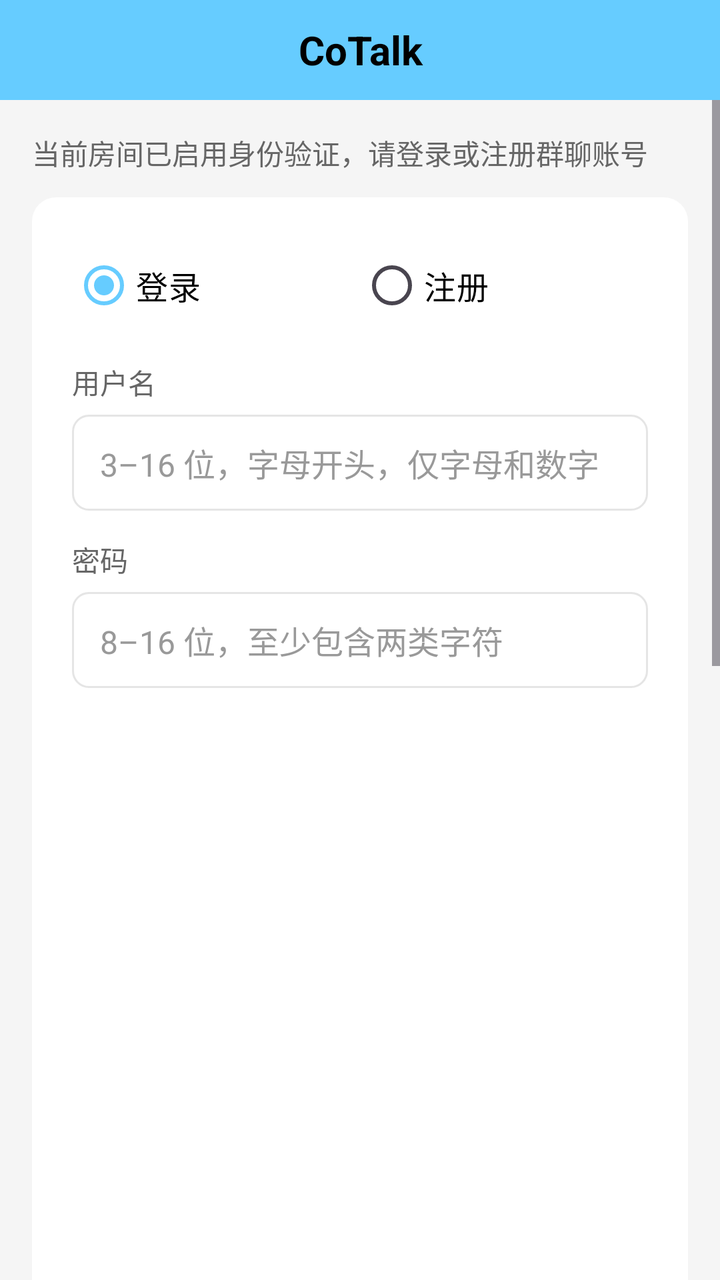
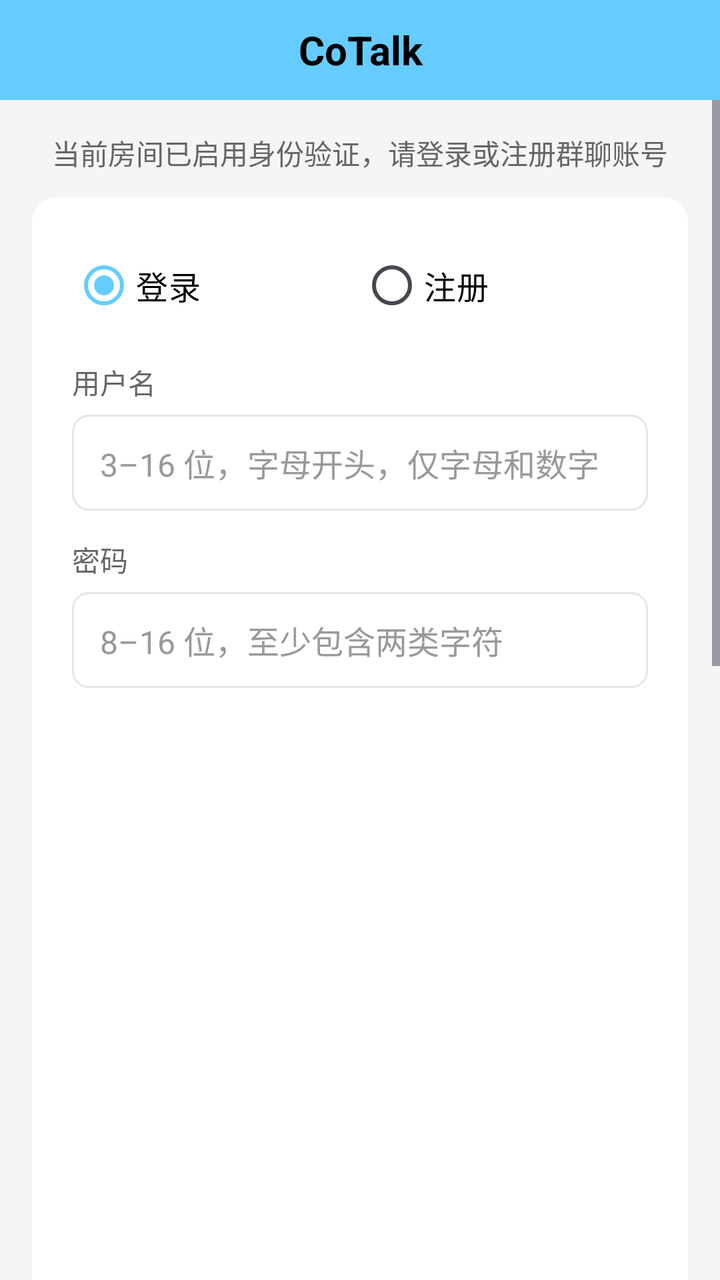

The first picture is an Android layout as it rendered before a commit; the second is the same layout after the commit. The layout source and the unified diff follow.
<!-- AndroidManifest.xml: application theme Theme.CoTalkProject -->
<!-- res/layout/activity_identity.xml -->
<?xml version="1.0" encoding="utf-8"?>
<LinearLayout xmlns:android="http://schemas.android.com/apk/res/android"
    xmlns:app="http://schemas.android.com/apk/res-auto"
    xmlns:tools="http://schemas.android.com/tools"
    android:id="@+id/identity_root"
    android:layout_width="match_parent"
    android:layout_height="match_parent"
    android:background="@color/bg_page"
    android:orientation="vertical"
    tools:context=".ui.identity.IdentityActivity">

    <include
        android:id="@+id/title_bar"
        layout="@layout/layout_title_bar"
        android:layout_width="match_parent"
        android:layout_height="wrap_content" />

    <ScrollView
        android:id="@+id/identity_scroll"
        android:layout_width="match_parent"
        android:layout_height="0dp"
        android:layout_weight="1"
        android:clipToPadding="false"
        android:fillViewport="true"
        android:overScrollMode="never">

        <LinearLayout
            android:layout_width="match_parent"
            android:layout_height="wrap_content"
            android:orientation="vertical"
            android:padding="16dp">

            <TextView
                android:layout_width="match_parent"
                android:layout_height="wrap_content"
                android:text="@string/identity_subtitle"
                android:textColor="@color/text_secondary"
                android:textSize="14sp" />

            <LinearLayout
                android:layout_width="match_parent"
                android:layout_height="wrap_content"
                android:layout_marginTop="12dp"
                android:background="@drawable/bg_card"
                android:orientation="vertical"
                android:padding="20dp">

                <RadioGroup
                    android:id="@+id/rg_identity_mode"
                    android:layout_width="match_parent"
                    android:layout_height="wrap_content"
                    android:orientation="horizontal">

                    <RadioButton
                        android:id="@+id/rb_identity_login"
                        android:layout_width="0dp"
                        android:layout_height="wrap_content"
                        android:layout_weight="1"
                        android:checked="true"
                        android:text="@string/identity_mode_login"
                        android:textColor="@color/text_primary"
                        android:textSize="16sp" />

                    <RadioButton
                        android:id="@+id/rb_identity_register"
                        android:layout_width="0dp"
                        android:layout_height="wrap_content"
                        android:layout_weight="1"
                        android:text="@string/identity_mode_register"
                        android:textColor="@color/text_primary"
                        android:textSize="16sp" />
                </RadioGroup>

                <TextView
                    android:layout_width="match_parent"
                    android:layout_height="wrap_content"
                    android:layout_marginTop="14dp"
                    android:text="@string/identity_username_label"
                    android:textColor="@color/text_secondary"
                    android:textSize="14sp" />

                <EditText
                    android:id="@+id/et_identity_username"
                    android:layout_width="match_parent"
                    android:layout_height="48dp"
                    android:layout_marginTop="6dp"
                    android:background="@drawable/et_round"
                    android:hint="@string/identity_username_hint"
                    android:inputType="text"
                    android:maxLines="1"
                    android:paddingStart="14dp"
                    android:paddingEnd="14dp"
                    android:singleLine="true"
                    android:textColor="@color/text_primary"
                    android:textColorHint="@color/text_hint"
                    android:textSize="16sp" />

                <TextView
                    android:layout_width="match_parent"
                    android:layout_height="wrap_content"
                    android:layout_marginTop="14dp"
                    android:text="@string/identity_password_label"
                    android:textColor="@color/text_secondary"
                    android:textSize="14sp" />

                <EditText
                    android:id="@+id/et_identity_password"
                    android:layout_width="match_parent"
                    android:layout_height="48dp"
                    android:layout_marginTop="6dp"
                    android:background="@drawable/et_round"
                    android:hint="@string/identity_password_hint"
                    android:inputType="textPassword"
                    android:maxLines="1"
                    android:paddingStart="14dp"
                    android:paddingEnd="14dp"
                    android:singleLine="true"
                    android:textColor="@color/text_primary"
                    android:textColorHint="@color/text_hint"
                    android:textSize="16sp" />

                <EditText
                    android:id="@+id/et_identity_confirm"
                    android:layout_width="match_parent"
                    android:layout_height="48dp"
                    android:layout_marginTop="10dp"
                    android:background="@drawable/et_round"
                    android:hint="@string/identity_confirm_hint"
                    android:inputType="textPassword"
                    android:maxLines="1"
                    android:paddingStart="14dp"
                    android:paddingEnd="14dp"
                    android:singleLine="true"
                    android:textColor="@color/text_primary"
                    android:textColorHint="@color/text_hint"
                    android:textSize="16sp"
                    android:visibility="gone" />

                <EditText
                    android:id="@+id/et_identity_admin_key"
                    android:layout_width="match_parent"
                    android:layout_height="48dp"
                    android:layout_marginTop="10dp"
                    android:background="@drawable/et_round"
                    android:hint="@string/identity_admin_key_hint"
                    android:inputType="textVisiblePassword"
                    android:maxLines="1"
                    android:paddingStart="14dp"
                    android:paddingEnd="14dp"
                    android:singleLine="true"
                    android:textColor="@color/text_primary"
                    android:textColorHint="@color/text_hint"
                    android:textSize="16sp"
                    android:visibility="gone" />

                <TextView
                    android:id="@+id/tv_identity_nickname"
                    android:layout_width="match_parent"
                    android:layout_height="wrap_content"
                    android:layout_marginTop="10dp"
                    android:textColor="@color/text_hint"
                    android:textSize="13sp" />

                <LinearLayout
                    android:layout_width="match_parent"
                    android:layout_height="wrap_content"
                    android:layout_marginTop="8dp"
                    android:gravity="center_vertical"
                    android:orientation="horizontal">

                    <com.example.cotalkproject.ui.widget.InsetCheckBox
                        android:id="@+id/cb_identity_remember"
                        android:layout_width="wrap_content"
                        android:layout_height="wrap_content"
                        android:paddingStart="0dp"
                        android:text="@string/identity_remember"
                        android:textColor="@color/text_secondary"
                        android:textSize="14sp" />

                    <com.example.cotalkproject.ui.widget.InsetCheckBox
                        android:id="@+id/cb_identity_auto"
                        android:layout_width="wrap_content"
                        android:layout_height="wrap_content"
                        android:layout_marginStart="18dp"
                        android:paddingStart="0dp"
                        android:text="@string/identity_auto_login"
                        android:textColor="@color/text_secondary"
                        android:textSize="14sp" />
                </LinearLayout>

                <com.google.android.material.button.MaterialButton
                    android:id="@+id/btn_identity_submit"
                    android:layout_width="match_parent"
                    android:layout_height="48dp"
                    android:layout_marginTop="14dp"
                    android:insetTop="0dp"
                    android:insetBottom="0dp"
                    android:stateListAnimator="@null"
                    android:text="@string/identity_mode_login"
                    android:textColor="@color/text_on_accent"
                    android:textSize="16sp"
                    android:textStyle="bold"
                    app:backgroundTint="@color/blue_ty"
                    app:cornerRadius="12dp"
                    app:rippleColor="@color/blue_dark"
                    app:strokeColor="@color/blue_dark"
                    app:strokeWidth="2dp" />

                <ProgressBar
                    android:id="@+id/pb_identity"
                    android:layout_width="32dp"
                    android:layout_height="32dp"
                    android:layout_gravity="center_horizontal"
                    android:layout_marginTop="8dp"
                    android:indeterminateTint="@color/blue_dark"
                    android:visibility="gone" />

            </LinearLayout>
        </LinearLayout>
    </ScrollView>
</LinearLayout>
<!-- res/layout/layout_title_bar.xml (included above) -->
<?xml version="1.0" encoding="utf-8"?>
<androidx.constraintlayout.widget.ConstraintLayout xmlns:android="http://schemas.android.com/apk/res/android"
    xmlns:app="http://schemas.android.com/apk/res-auto"
    android:layout_width="match_parent"
    android:layout_height="wrap_content"
    android:minHeight="50dp"
    android:background="@drawable/bg_title_bar">

    <TextView
        android:id="@+id/btn_back"
        android:layout_width="80dp"
        android:layout_height="50dp"
        android:background="?attr/selectableItemBackground"
        android:contentDescription="@string/back"
        android:gravity="center"
        android:text="@string/back"
        android:textColor="@color/text_primary"
        android:textSize="16sp"
        android:visibility="gone"
        app:layout_constraintStart_toStartOf="parent"
        app:layout_constraintTop_toTopOf="parent" />

    <TextView
        android:id="@+id/btn_action_refresh"
        android:layout_width="80dp"
        android:layout_height="50dp"
        android:background="?attr/selectableItemBackground"
        android:gravity="center"
        android:text="@string/admin_moderation_refresh"
        android:textColor="@color/text_primary"
        android:textSize="16sp"
        android:visibility="gone"
        app:layout_constraintEnd_toEndOf="parent"
        app:layout_constraintTop_toTopOf="parent" />

    <TextView
        android:id="@+id/tv_title"
        android:layout_width="0dp"
        android:layout_height="50dp"
        android:gravity="center"
        android:singleLine="true"
        android:text="@string/title_home"
        android:textColor="@color/text_primary"
        android:textSize="20sp"
        android:textStyle="bold"
        app:layout_constraintEnd_toEndOf="parent"
        app:layout_constraintStart_toStartOf="parent"
        app:layout_constraintTop_toTopOf="parent" />

    <LinearLayout
        android:id="@+id/ll_actions"
        android:layout_width="wrap_content"
        android:layout_height="50dp"
        android:gravity="center_vertical"
        android:orientation="horizontal"
        android:paddingStart="4dp"
        android:paddingEnd="4dp"
        android:visibility="gone"
        app:layout_constraintEnd_toEndOf="parent"
        app:layout_constraintTop_toTopOf="parent">

        <ImageButton
            android:id="@+id/btn_action_server_info"
            android:layout_width="48dp"
            android:layout_height="48dp"
            android:background="?attr/selectableItemBackgroundBorderless"
            android:contentDescription="@string/server_info"
            android:padding="12dp"
            android:scaleType="centerInside"
            android:src="@drawable/ic_info"
            android:tint="@color/text_primary"
            android:visibility="gone" />

        <ImageButton
            android:id="@+id/btn_action_room_admin"
            android:layout_width="48dp"
            android:layout_height="48dp"
            android:background="?attr/selectableItemBackgroundBorderless"
            android:contentDescription="@string/room_admin_entry"
            android:padding="12dp"
            android:scaleType="centerInside"
            android:src="@drawable/ic_settings"
            android:tint="@color/text_primary"
            android:visibility="gone" />

    </LinearLayout>

</androidx.constraintlayout.widget.ConstraintLayout>
<!-- resources referenced by this layout -->
<resources>
  <color name="bg_page">#FFF5F5F5</color>
  <color name="blue_dark">#FF33B5E5</color>
  <color name="blue_ty">#FF66CCFF</color>
  <color name="text_hint">#FF999999</color>
  <color name="text_on_accent">#FF000000</color>
  <color name="text_primary">#FF000000</color>
  <color name="text_secondary">#FF666666</color>
  <!-- drawable bg_card (drawable) -->
  <?xml version="1.0" encoding="utf-8"?>
  <shape xmlns:android="http://schemas.android.com/apk/res/android"
      android:shape="rectangle">
      <solid android:color="@color/surface" />
      <corners android:radius="12dp" />
  </shape>
  <!-- drawable bg_title_bar (drawable) -->
  <?xml version="1.0" encoding="utf-8"?>
  <shape xmlns:android="http://schemas.android.com/apk/res/android"
      android:shape="rectangle">
  
      <solid android:color="@color/title_bar_bg" />
  
  </shape>
  <!-- drawable et_round (drawable) -->
  <?xml version="1.0" encoding="utf-8"?>
  <shape xmlns:android="http://schemas.android.com/apk/res/android"
      android:shape="rectangle">
      <solid android:color="@color/surface" />
      <corners android:radius="8dp" />
      <stroke
          android:width="1dp"
          android:color="@color/divider" />
  </shape>
  <!-- drawable ic_info (drawable) -->
  <?xml version="1.0" encoding="utf-8"?>
  <vector xmlns:android="http://schemas.android.com/apk/res/android"
      android:width="24dp"
      android:height="24dp"
      android:viewportWidth="24"
      android:viewportHeight="24">
      <path
          android:fillColor="#FF000000"
          android:pathData="M11,17h2v-6h-2v6zM12,2C6.48,2 2,6.48 2,12s4.48,10 10,10 10,-4.48 10,-10S17.52,2 12,2zM12,20c-4.41,0 -8,-3.59 -8,-8s3.59,-8 8,-8 8,3.59 8,8 -3.59,8 -8,8zM11,9h2V7h-2v2z" />
  </vector>
  <string name="admin_moderation_refresh">刷新</string>
  <string name="back">&lt; 返回</string>
  <string name="identity_admin_key_hint">管理员密钥（可选）</string>
  <string name="identity_auto_login">自动登录</string>
  <string name="identity_confirm_hint">再次输入密码</string>
  <string name="identity_mode_login">登录</string>
  <string name="identity_mode_register">注册</string>
  <string name="identity_password_hint">8–16 位，至少包含两类字符</string>
  <string name="identity_password_label">密码</string>
  <string name="identity_remember">记住账号密码</string>
  <string name="identity_subtitle">当前房间已启用身份验证，请登录或注册群聊账号</string>
  <string name="identity_username_hint">3–16 位，字母开头，仅字母和数字</string>
  <string name="identity_username_label">用户名</string>
  <string name="room_admin_entry">房间管理</string>
  <string name="server_info">房间信息</string>
  <string name="title_home">CoTalk</string>
  <style name="Theme.CoTalkProject" parent="Base.Theme.CoTalkProject" />
  <color name="surface">#FFFFFFFF</color>
  <color name="title_bar_bg">#FF66CCFF</color>
  <color name="divider">#FFE5E5E5</color>
  <style name="Base.Theme.CoTalkProject" parent="Theme.Material3.Light.NoActionBar">
          <item name="colorPrimary">@color/blue_ty</item>
          <item name="colorOnPrimary">@color/text_primary</item>
          <item name="colorSecondary">@color/blue_dark</item>
          <item name="colorOnSecondary">@color/text_primary</item>
          <item name="android:colorAccent">@color/blue_ty</item>
  
          <item name="android:windowBackground">@color/bg_page</item>
          <item name="android:statusBarColor">@color/title_bar_bg</item>
          <item name="android:navigationBarColor">@color/surface</item>
          <item name="android:windowLightStatusBar">true</item>
          <item name="android:windowLightNavigationBar" tools:targetApi="o_mr1">true</item>
          <item name="android:forceDarkAllowed" tools:targetApi="q">false</item>
      </style>
  <!-- unchanged entries left out for length: 1 -->
</resources>

<!-- the commit's change to res/layout/activity_identity.xml (unified diff, before → after) -->
@@ -34,6 +34,7 @@
                 android:layout_width="match_parent"
                 android:layout_height="wrap_content"
                 android:text="@string/identity_subtitle"
+                android:gravity="center"
                 android:textColor="@color/text_secondary"
                 android:textSize="14sp" />
 
